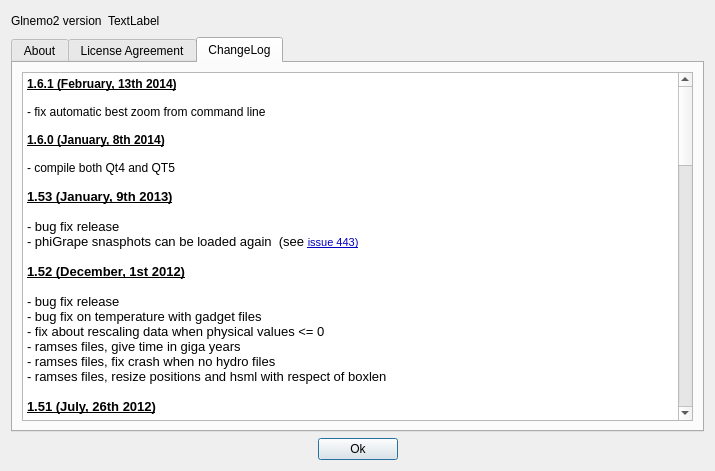
Above: src/formabout.ui from jcldc/glnemo2 before the change. Below: the same form after it.
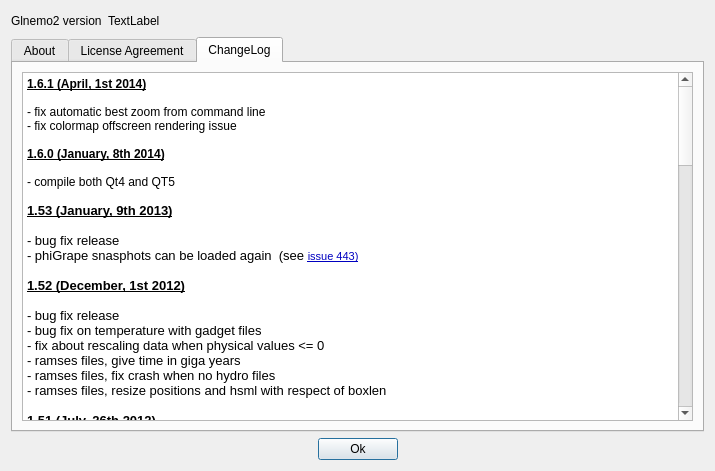
That is the form after the change. Icons and pictures are not drawn.

Commit message: fix colormap offscreen rendering issue

Patch:
```diff
--- a/src/formabout.ui
+++ b/src/formabout.ui
@@ -1027,9 +1027,10 @@
 &lt;table border=&quot;0&quot; style=&quot;-qt-table-type: root; margin-top:4px; margin-bottom:4px; margin-left:4px; margin-right:4px;&quot;&gt;
 &lt;tr&gt;
 &lt;td style=&quot;border: none;&quot;&gt;
-&lt;p style=&quot; margin-top:0px; margin-bottom:0px; margin-left:0px; margin-right:0px; -qt-block-indent:0; text-indent:0px;&quot;&gt;&lt;span style=&quot; font-weight:600; text-decoration: underline;&quot;&gt;1.6.1 (February, 13th 2014)&lt;/span&gt;&lt;/p&gt;
+&lt;p style=&quot; margin-top:0px; margin-bottom:0px; margin-left:0px; margin-right:0px; -qt-block-indent:0; text-indent:0px;&quot;&gt;&lt;span style=&quot; font-weight:600; text-decoration: underline;&quot;&gt;1.6.1 (April, 1st 2014)&lt;/span&gt;&lt;/p&gt;
 &lt;p style=&quot;-qt-paragraph-type:empty; margin-top:0px; margin-bottom:0px; margin-left:0px; margin-right:0px; -qt-block-indent:0; text-indent:0px;&quot;&gt;&lt;br /&gt;&lt;/p&gt;
 &lt;p style=&quot; margin-top:0px; margin-bottom:0px; margin-left:0px; margin-right:0px; -qt-block-indent:0; text-indent:0px;&quot;&gt;- fix automatic best zoom from command line&lt;/p&gt;
+&lt;p style=&quot; margin-top:0px; margin-bottom:0px; margin-left:0px; margin-right:0px; -qt-block-indent:0; text-indent:0px;&quot;&gt;- fix colormap offscreen rendering issue&lt;/p&gt;
 &lt;p style=&quot;-qt-paragraph-type:empty; margin-top:0px; margin-bottom:0px; margin-left:0px; margin-right:0px; -qt-block-indent:0; text-indent:0px;&quot;&gt;&lt;br /&gt;&lt;/p&gt;
 &lt;p style=&quot; margin-top:0px; margin-bottom:0px; margin-left:0px; margin-right:0px; -qt-block-indent:0; text-indent:0px;&quot;&gt;&lt;span style=&quot; font-weight:600; text-decoration: underline;&quot;&gt;1.6.0 (January, 8th 2014)&lt;/span&gt;&lt;/p&gt;
 &lt;p style=&quot;-qt-paragraph-type:empty; margin-top:0px; margin-bottom:0px; margin-left:0px; margin-right:0px; -qt-block-indent:0; text-indent:0px;&quot;&gt;&lt;br /&gt;&lt;/p&gt;
```
The commit also changes 3 other files.
